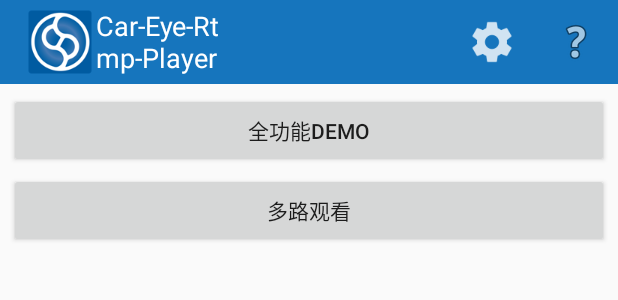
After one commit to Car-eye-team/Car-eye-Player-android, an Android app: the layout activity_home.xml on its own in the app's theme, with its tools: preview values and no code run, on a phone screen of 412 x 824 dp. The commit adds this screen. Shown: the top 300 px of the screen. Run offline under Robolectric (Android 15) with nearby library versions, the phone set to English and light mode, and no system bars.

Commit message:
增加多路播放

```diff
--- a/app/build.gradle
+++ b/app/build.gradle
@@ -24,7 +24,7 @@ android {
 
     sourceSets {
         main {
-            //jniLibs.srcDirs = ['src/main/jniLibs']
+            //jniLibs.srcDirs = ['src/activity_demo/jniLibs']
         }
     }
 }
--- a/app/src/main/java/org/careye/player/media/EyeMediaPlayer.java
+++ b/app/src/main/java/org/careye/player/media/EyeMediaPlayer.java
@@ -1066,7 +1066,7 @@ public final class EyeMediaPlayer extends AbstractMediaPlayer {
 
     /*
      * Called from native code when an interesting event happens. This method
-     * just uses the EventHandler system to post the event back to the main app
+     * just uses the EventHandler system to post the event back to the activity_demo app
      * thread. We use a weak reference to the original EyeMediaPlayer object so
      * that the native code is safe from the object disappearing from underneath
      * it. (This is the cookie passed to native_setup().)
--- /dev/null
+++ b/app/src/main/res/layout/activity_home.xml
@@ -0,0 +1,91 @@
+<?xml version="1.0" encoding="utf-8"?>
+<LinearLayout xmlns:android="http://schemas.android.com/apk/res/android"
+    xmlns:app="http://schemas.android.com/apk/res-auto"
+    xmlns:tools="http://schemas.android.com/tools"
+    android:layout_width="fill_parent"
+    android:layout_height="fill_parent"
+    android:orientation="vertical" >
+
+    <android.support.v7.widget.Toolbar
+        android:id="@+id/toolbar"
+        android:layout_width="match_parent"
+        android:layout_height="wrap_content"
+        app:logo="@drawable/ic_launcher">
+        <!-- <ImageView
+             android:layout_width="30dp"
+             android:layout_height="30dp"
+             android:layout_marginLight="52"
+             />-->
+        <TextView
+            android:layout_width="98dp"
+            android:layout_height="match_parent"
+            android:text="Car-Eye-Rtmp-Player"
+            android:textColor="#fff"
+            android:textSize="18dp" />
+
+        <ImageButton
+            android:id="@+id/toolbar_help"
+            style="@style/Base.Widget.AppCompat.ActionButton"
+            android:layout_width="wrap_content"
+            android:layout_height="wrap_content"
+            android:layout_gravity="end"
+            android:src="@android:drawable/ic_menu_help" />
+
+        <ImageButton
+            android:id="@+id/toolbar_setting"
+            style="@style/Base.Widget.AppCompat.ActionButton"
+            android:layout_width="wrap_content"
+            android:layout_height="wrap_content"
+            android:layout_gravity="end"
+            android:src="@drawable/ic_action_setting" />
+        <!--  <ImageButton
+              android:layout_width="wrap_content"
+              android:src="@drawable/ic_action_multiplay"
+              android:id="@+id/toolbar_multiplay"
+              style="@style/Base.Widget.AppCompat.ActionButton"
+              android:onClick="onMultiplay"
+              android:layout_gravity="end"
+              android:layout_height="wrap_content" />-->
+        <ImageButton
+            android:id="@+id/toolbar_add"
+            style="@style/Base.Widget.AppCompat.ActionButton"
+            android:layout_width="wrap_content"
+            android:layout_height="wrap_content"
+            android:layout_gravity="end"
+            android:src="@android:drawable/ic_media_pause"
+            android:visibility="gone" />
+
+        <ImageButton
+            android:id="@+id/toolbar_play"
+            style="@style/Base.Widget.AppCompat.ActionButton"
+            android:layout_width="wrap_content"
+            android:layout_height="wrap_content"
+            android:layout_gravity="end"
+            android:src="@android:drawable/ic_media_play"
+            android:visibility="gone" />
+    </android.support.v7.widget.Toolbar>
+
+    <LinearLayout
+        android:layout_below="@+id/player_root"
+        android:orientation="vertical"
+        android:layout_margin="6dp"
+        android:layout_width="match_parent"
+        android:layout_height="wrap_content">
+
+        <Button
+            android:id="@+id/btn_demo"
+            android:text="全功能Demo"
+            android:layout_width="match_parent"
+            android:layout_height="50dp" />
+
+        <Button
+            android:id="@+id/btn_more"
+            android:layout_marginTop="3dp"
+            android:text="多路观看"
+            android:layout_width="match_parent"
+            android:layout_height="50dp" />
+
+
+    </LinearLayout>
+
+</LinearLayout>
```
Also changed, not shown: app/src/main/AndroidManifest.xml (+63 -44 lines), app/src/main/java/org/careye/activity/DemoActivity.java (renamed from app/src/main/java/org/careye/activity/MainActivity.java, +5 -5 lines), app/src/main/java/org/careye/activity/HomeActivity.java (added, +56 -0 lines), app/src/main/java/org/careye/activity/MoreLiveActivity.java (added, +130 -0 lines), app/src/main/res/layout/activity_more.xml (added, +143 -0 lines), app/src/main/res/layout/activity_demo.xml (renamed from app/src/main/res/layout/main.xml).
